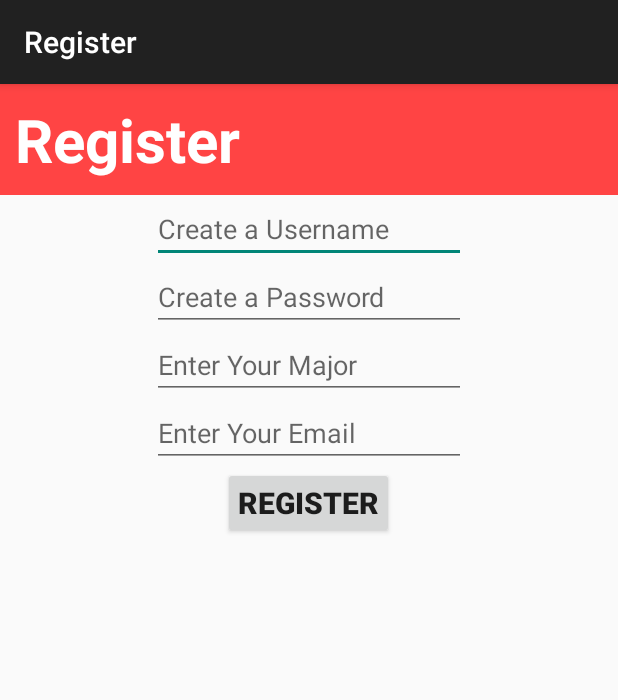
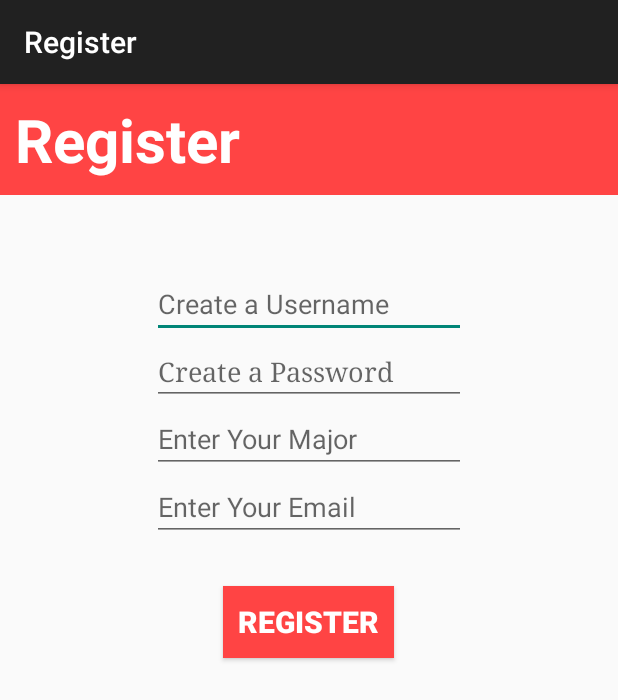
Before and after one commit to DoYouWantToBuildAProgram/Recs-From-Techs, an Android app: the Register screen opened directly, with no data from a screen before it, on a phone screen of 412 x 824 dp. Shown: the top 700 px of the screen. Run offline under Robolectric (Android 15) with nearby library versions, the phone set to English and light mode, and no system bars; 1 statement that could not run was skipped.

Commit message:
More UI updates for register page

```diff
--- a/app/src/main/res/layout/content_register.xml
+++ b/app/src/main/res/layout/content_register.xml
@@ -20,12 +20,18 @@
         android:textStyle="bold"
         android:background="@android:color/holo_red_light"
         />
+
+    <Space
+        android:layout_width="match_parent"
+        android:layout_height="50dp" />
+
     <EditText android:id="@+id/createuser"
         android:layout_width="209dp"
         android:layout_height="wrap_content"
         android:hint="@string/createuser"
         android:layout_gravity="center_horizontal" />
     <EditText android:id="@+id/createpass"
+        android:typeface="serif"
         android:layout_width="209dp"
         android:layout_height="wrap_content"
         android:hint="@string/createpass"
@@ -40,15 +46,23 @@
         android:layout_height="wrap_content"
         android:hint="@string/email"
         android:layout_gravity="center_horizontal" />
+
+    <Space
+        android:layout_width="match_parent"
+        android:layout_height="30dp"
+        android:layout_gravity="center_horizontal" />
+
     <Button
         android:layout_width="wrap_content"
         android:layout_height="wrap_content"
         android:text="@string/register_button"
+        android:textColor="@android:color/white"
         android:textStyle="bold"
         android:padding="10dp"
         android:onClick="registerUser"
         android:textSize="20sp"
-        android:layout_gravity="center_horizontal" />
+        android:layout_gravity="center_horizontal"
+        android:background="@android:color/holo_red_light" />
 
 
 </LinearLayout>
```
